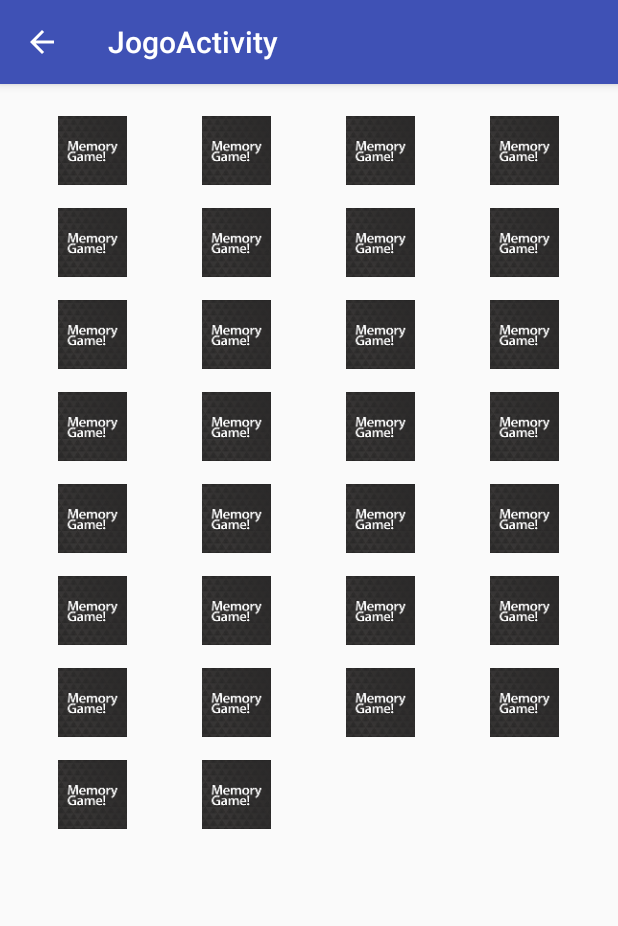
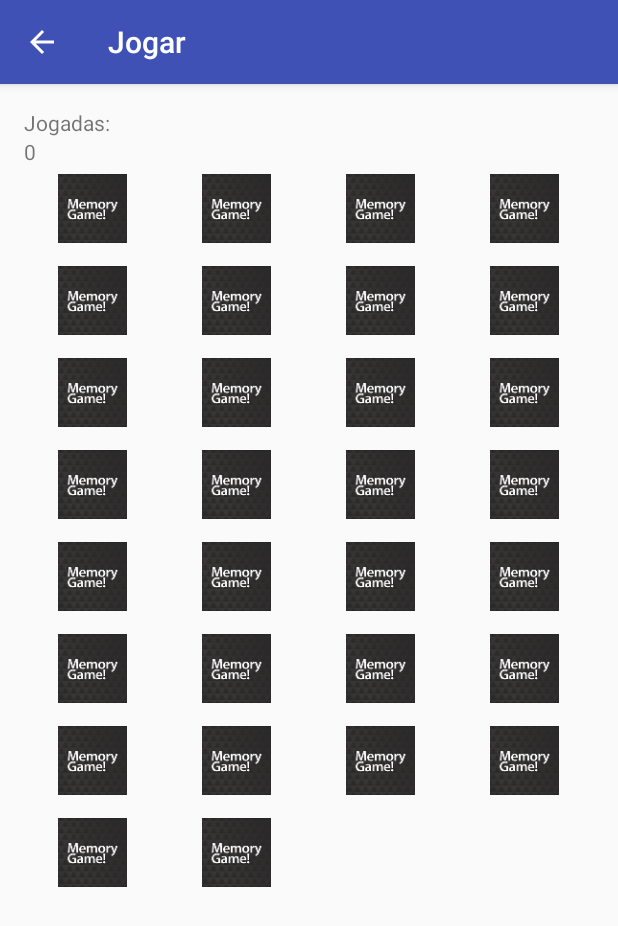
Before and after one commit to tmen13/Memory_Game, an Android app: the JogoActivity screen opened directly, with no data from a screen before it, on a phone screen of 412 x 824 dp. Shown: the top 926 px of the screen. Run offline under Robolectric (Android 15) with nearby library versions, the phone set to English and light mode, and no system bars.

Commit message:
pequenas cenas

```diff
--- a/app/src/main/java/tmen/memorygame/Activities/JogoActivity.java
+++ b/app/src/main/java/tmen/memorygame/Activities/JogoActivity.java
@@ -1,9 +1,6 @@
 package tmen.memorygame.Activities;
 
 import android.os.Bundle;
-import android.support.design.widget.FloatingActionButton;
-import android.support.design.widget.Snackbar;
-
 import android.support.v7.app.AppCompatActivity;
 import android.support.v7.widget.Toolbar;
 import android.util.Log;
@@ -11,6 +8,7 @@ import android.view.View;
 import android.widget.AdapterView;
 import android.widget.GridView;
 import android.widget.ImageView;
+import android.widget.TextView;
 import android.widget.Toast;
 
 import java.util.ArrayList;
@@ -31,6 +29,8 @@ public class JogoActivity extends AppCompatActivity {
         setContentView(R.layout.activity_jogo);
         Toolbar toolbar = (Toolbar) findViewById(R.id.toolbar);
         setSupportActionBar(toolbar);
+        final TextView tvJogadas = (TextView)findViewById(R.id.numJogadasTV);
+        tvJogadas.setText("0");
 
         getSupportActionBar().setDisplayHomeAsUpEnabled(true);
 
@@ -70,14 +70,13 @@ public class JogoActivity extends AppCompatActivity {
                         //cardAdapter.resetPosImageViews();
                         //incrementar contador de acertadas
                     } else {
-                        //Aguarda 2seg antes de virar cartas, etc;
-                        /*
+                        //Aguarda 1seg antes de virar cartas, etc;
                         try {
-                            Thread.sleep(3000);
+                            Thread.sleep(1000);
                         } catch (InterruptedException e) {
                             e.printStackTrace();
                         }
-                        */
+
                         //cardAdapter.unlockImageViews();
                         cardAdapter.getPrimeiraImageView().setImageResource(jogoActual.getPrimeiraCarta().getCardCover());
                         cardAdapter.getSegundaImageView().setImageResource(jogoActual.getSegundaCarta().getCardCover());
@@ -85,7 +84,8 @@ public class JogoActivity extends AppCompatActivity {
                         cardAdapter.resetImageViews();
                         //cardAdapter.resetPosImageViews();
                     }
-                    //incrementar contador de jogadas
+                    jogoActual.incJogadas();
+                    tvJogadas.setText(Integer.toString(jogoActual.getNumJogadas()));
                 } else {
                     Log.e("MemoryGameJogoActivity","Erro");
                 }
--- a/app/src/main/java/tmen/memorygame/Classes/Jogo.java
+++ b/app/src/main/java/tmen/memorygame/Classes/Jogo.java
@@ -9,10 +9,12 @@ public class Jogo {
     private String tema;
     private int nivel;
     private Baralho baralho;
+    private int contaJogadas;
     private Card primeiraCarta, segundaCarta;
 
     // Jogo jogo = new Jogo(getApplicationContext);
     public Jogo (Context mContext, String tema, int nivel) {
+        this.contaJogadas = 0;
         this.mContext = mContext;
         this.tema = tema;
         this.nivel = nivel;
@@ -33,6 +35,14 @@ public class Jogo {
 
     public Card getPrimeiraCarta() {
         return primeiraCarta;
+    }
+
+    public int getNumJogadas(){
+        return contaJogadas;
+    }
+
+    public void incJogadas(){
+        contaJogadas++;
     }
 
     public void setPrimeiraCarta(Card primeiraCarta) {
--- a/app/src/main/res/layout/content_jogo.xml
+++ b/app/src/main/res/layout/content_jogo.xml
@@ -10,6 +10,23 @@
     tools:showIn="@layout/activity_jogo" tools:context="tmen.memorygame.Activities.JogoActivity">
 
 
+    <LinearLayout
+        android:orientation="vertical"
+        android:layout_width="match_parent"
+        android:layout_height="match_parent">
+
+        <TextView
+            android:layout_width="wrap_content"
+            android:layout_height="wrap_content"
+            android:text="@string/numJogadas"
+            android:id="@+id/textViewJogadas" />
+
+        <TextView
+            android:layout_width="wrap_content"
+            android:layout_height="wrap_content"
+            android:text="0"
+            android:id="@+id/numJogadasTV" />
+
         <GridView
             android:layout_width="wrap_content"
             android:layout_height="wrap_content"
@@ -20,4 +37,6 @@
             android:horizontalSpacing="5dp"
             android:stretchMode="columnWidth"
             android:gravity="center" />
+    </LinearLayout>
+
 </RelativeLayout>
```
Also changed, not shown: app/src/main/java/tmen/memorygame/Activities/MainActivity.java (+26 -8 lines), app/src/main/java/tmen/memorygame/Adapters/CardAdapter.java (+10 -10 lines), app/src/main/java/tmen/memorygame/Classes/geradorBaralhos.java (+0 -11 lines), app/src/main/res/values/strings.xml (+8 -7 lines), app/src/main/res/mipmap-hdpi/ic_launcher.png, app/src/main/res/mipmap-mdpi/ic_launcher.png, app/src/main/res/mipmap-xhdpi/ic_launcher.png, app/src/main/res/mipmap-xxhdpi/ic_launcher.png, app/src/main/res/mipmap-xxxhdpi/ic_launcher.png. Lines whose indentation alone changed are shown as unchanged.
